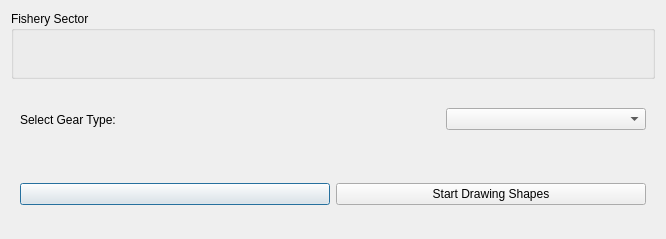
This is cobi_loreto/Interview/selectgear.ui in Ecotrust/openoceanmap-desktop as Qt 5 draws it before an edit. The edited form follows.
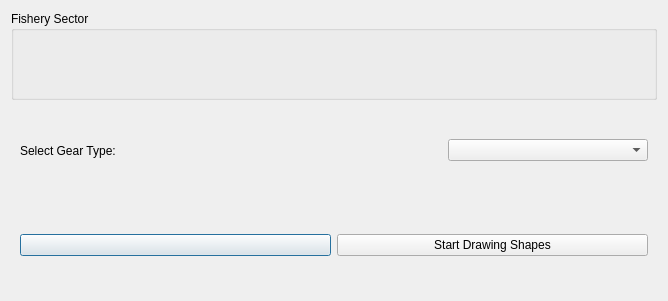
This is the edited form.

```diff
--- a/cobi_loreto/Interview/selectgear.ui
+++ b/cobi_loreto/Interview/selectgear.ui
@@ -6,8 +6,8 @@
    <rect>
     <x>0</x>
     <y>0</y>
-    <width>666</width>
-    <height>239</height>
+    <width>668</width>
+    <height>301</height>
    </rect>
   </property>
   <property name="windowTitle" >
@@ -16,17 +16,23 @@
   <layout class="QVBoxLayout" >
    <item>
     <widget class="QGroupBox" name="groupBox" >
+     <property name="minimumSize" >
+      <size>
+       <width>0</width>
+       <height>40</height>
+      </size>
+     </property>
      <property name="title" >
       <string>Fishery Sector</string>
      </property>
+     <layout class="QGridLayout" >
+      <item row="0" column="0" >
      <widget class="QLabel" name="fishery_sector_label" >
-      <property name="geometry" >
-       <rect>
-        <x>30</x>
-        <y>30</y>
-        <width>581</width>
-        <height>36</height>
-       </rect>
+        <property name="minimumSize" >
+         <size>
+          <width>0</width>
+          <height>40</height>
+         </size>
       </property>
       <property name="font" >
        <font>
@@ -40,6 +46,8 @@
        <set>Qt::AlignCenter</set>
       </property>
      </widget>
+      </item>
+     </layout>
     </widget>
    </item>
    <item>
```
Lines whose indentation alone changed are shown as unchanged.
